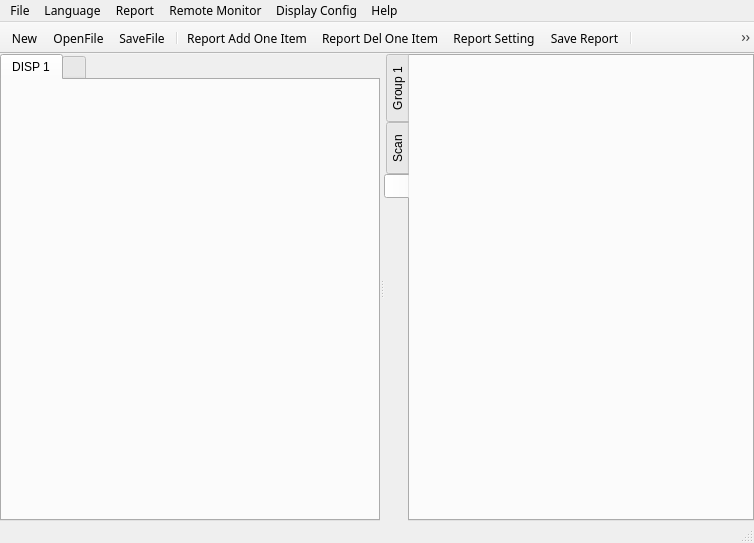
This is phascan_view/ui/mainwindow.ui in qinxingying/hello-word as Qt 5 draws it before an edit. The edited form follows.
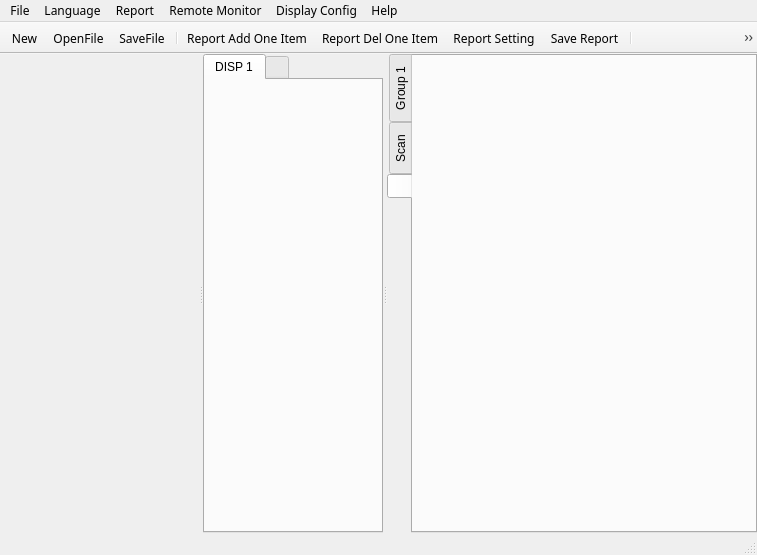
This is the edited form. Icons and pictures are not drawn. Custom widgets are drawn as their Qt base class.

Diff of the .ui file:
```diff
--- a/phascan_view/ui/mainwindow.ui
+++ b/phascan_view/ui/mainwindow.ui
@@ -6,8 +6,8 @@
    <rect>
     <x>0</x>
     <y>0</y>
-    <width>754</width>
-    <height>543</height>
+    <width>757</width>
+    <height>555</height>
    </rect>
   </property>
   <property name="font">
@@ -47,6 +47,20 @@
       <property name="orientation">
        <enum>Qt::Horizontal</enum>
       </property>
+      <widget class="MeasureWidget" name="measureWidget" native="true">
+       <property name="sizePolicy">
+        <sizepolicy hsizetype="Preferred" vsizetype="Preferred">
+         <horstretch>0</horstretch>
+         <verstretch>0</verstretch>
+        </sizepolicy>
+       </property>
+       <property name="maximumSize">
+        <size>
+         <width>250</width>
+         <height>16777215</height>
+        </size>
+       </property>
+      </widget>
       <widget class="PoppingTabWidget" name="TabWidget_display">
        <property name="baseSize">
         <size>
@@ -204,7 +218,7 @@
     <rect>
      <x>0</x>
      <y>0</y>
-     <width>754</width>
+     <width>757</width>
      <height>22</height>
     </rect>
    </property>
@@ -736,6 +750,12 @@
    <header location="global">ui/InstrumentSettingWidget.h</header>
    <container>1</container>
   </customwidget>
+  <customwidget>
+   <class>MeasureWidget</class>
+   <extends>QWidget</extends>
+   <header location="global">measurewidget.h</header>
+   <container>1</container>
+  </customwidget>
  </customwidgets>
  <resources>
   <include location="../mainwindow.qrc"/>
```
